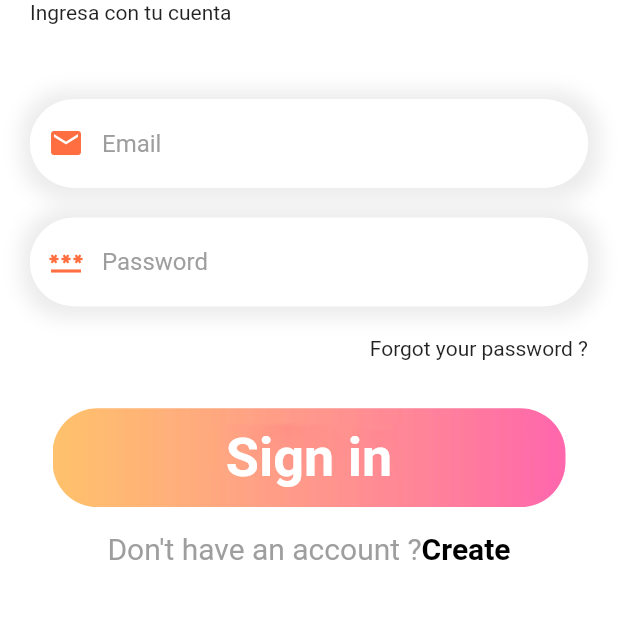
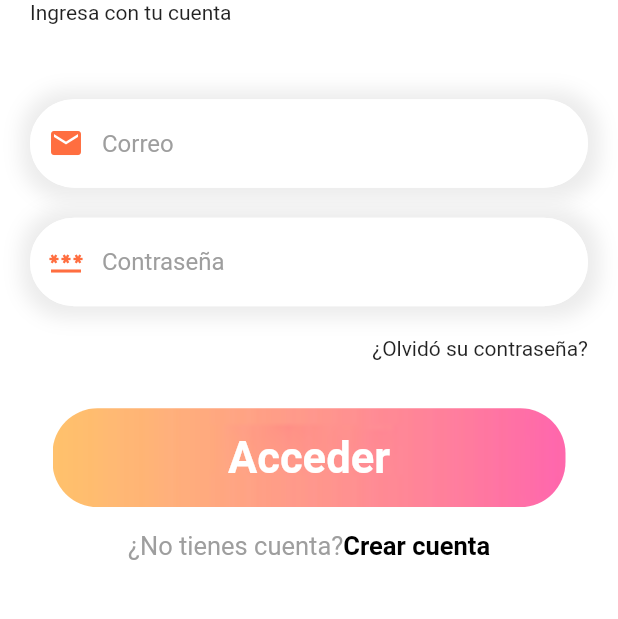
Before and after one commit to vpineda7/movies_app-ETPS3, a Flutter app: the screen it shows after launch, on a phone screen of 412 x 824 dp, the part 346-965 px from its top. Run offline on Flutter 3.47's test engine with Material 2 defaults, Android fonts, the phone set to English and light mode, and no system bars; our stand-ins replace firebase_auth, firebase_core, flutter_feather_icons, get; accounts and stored records are empty.

```diff
--- a/lib/app/features/login/view/login_page.dart
+++ b/lib/app/features/login/view/login_page.dart
@@ -62,7 +62,7 @@ class _LoginPageState extends State<LoginPage> {
                 child: TextField(
                   controller: emailController,
                   decoration: InputDecoration(
-                      hintText: "Email",
+                      hintText: "Correo",
                       hintStyle: TextStyle(color: Colors.grey),
                       prefixIcon: const Icon(
                         Icons.email,
@@ -98,7 +98,7 @@ class _LoginPageState extends State<LoginPage> {
                   controller: passwordController,
                   obscureText: true,
                   decoration: InputDecoration(
-                      hintText: "Password",
+                      hintText: "Contraseña",
                       hintStyle: const TextStyle(color: Colors.grey),
                       prefixIcon: const Icon(
                         Icons.password_outlined,
@@ -122,7 +122,7 @@ class _LoginPageState extends State<LoginPage> {
               Row(
                 children: [
                   Expanded(child: Container()),
-                  const Text('Forgot your password ?')
+                  const Text('¿Olvidó su contraseña?')
                 ],
               ),
               const SizedBox(
@@ -148,9 +148,9 @@ class _LoginPageState extends State<LoginPage> {
               ),
               child: const Center(
                 child: Text(
-                  "Sign in",
+                  "Acceder",
                   style: TextStyle(
-                      fontSize: 36,
+                      fontSize: 29,
                       fontWeight: FontWeight.bold,
                       color: Colors.white),
                 ),
@@ -162,16 +162,16 @@ class _LoginPageState extends State<LoginPage> {
         Center(
           child: RichText(
             text: TextSpan(
-                text: "Don't have an account ?",
-                style: TextStyle(color: Colors.grey[500], fontSize: 20),
+                text: "¿No tienes cuenta?",
+                style: TextStyle(color: Colors.grey[500], fontSize: 17),
                 children: [
                   TextSpan(
                       recognizer: TapGestureRecognizer()
                         ..onTap = () => Get.to(() => SignUpPage()),
-                      text: "Create",
+                      text: "Crear cuenta",
                       style: const TextStyle(
                           color: Colors.black,
-                          fontSize: 20,
+                          fontSize: 17,
                           fontWeight: FontWeight.bold))
                 ]),
           ),
--- a/lib/app/features/splash_screen.dart
+++ b/lib/app/features/splash_screen.dart
@@ -17,7 +17,7 @@ class SplashScreen extends StatelessWidget {
           width: 50,
           height: 50,
           child: CircularProgressIndicator(
-            backgroundColor: Color.fromARGB(255, 59, 1, 21),
+            backgroundColor: Color.fromARGB(255, 99, 8, 40),
           ),
         ),
       ),
--- a/lib/main.dart
+++ b/lib/main.dart
@@ -18,6 +18,7 @@ class MyApp extends StatelessWidget {
   Widget build(BuildContext context) {
     return GetMaterialApp(
       title: 'Movie App',
+      debugShowCheckedModeBanner: false, //sale con debug
       theme: ThemeData(
         primarySwatch: Colors.blue,
       ),
--- a/pubspec.yaml
+++ b/pubspec.yaml
@@ -38,6 +38,7 @@ dependencies:
   firebase_auth: ^3.3.16
   firebase_core: ^1.15.0
   get: ^4.6.5
+  flutter_feather_icons: ^2.0.0+1
 
 dev_dependencies:
   flutter_test:
```
Also changed, not shown: lib/app/features/widgets/moviesWidget.dart (+65 -59 lines), pubspec.lock.
